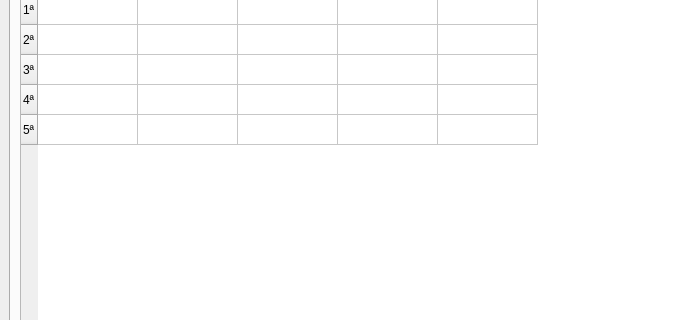
The window that Vista/Vista.ui (HugoRomeroMorales/CreadorDeHorarios) describes before a commit, drawn with Qt 5; both pictures show x 0 to 677 and y 116 to 436 of the 1139 by 737 pixel window.
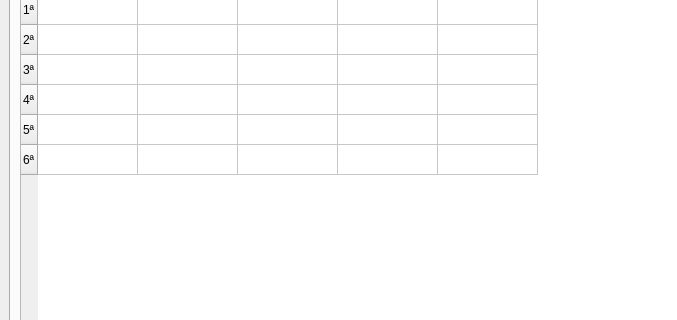
The same window after the commit.

Commit message: cambios en la vista

Diff of the .ui file:
```diff
--- a/Vista/Vista.ui
+++ b/Vista/Vista.ui
@@ -425,6 +425,12 @@
                                 </item>
                                 <item>
                                     <widget class="QTableWidget" name="tablaHorario">
+                                        <property name="sizePolicy">
+                                            <sizepolicy hsizetype="Expanding" vsizetype="Expanding">
+                                                <horstretch>0</horstretch>
+                                                <verstretch>0</verstretch>
+                                            </sizepolicy>
+                                        </property>
                                         <row>
                                             <property name="text">
                                                 <string>1ª</string>
@@ -450,6 +456,11 @@
                                                 <string>5ª</string>
                                             </property>
                                         </row>
+                                        <row>
+                                            <property name="text">
+                                                <string>6ª</string>
+                                            </property>
+                                        </row>
                                         <column>
                                             <property name="text">
                                                 <string>Lunes</string>
```
Left out of the diff: 3 changed lines with no effect on the pictures. The commit also changes 3 other files.
